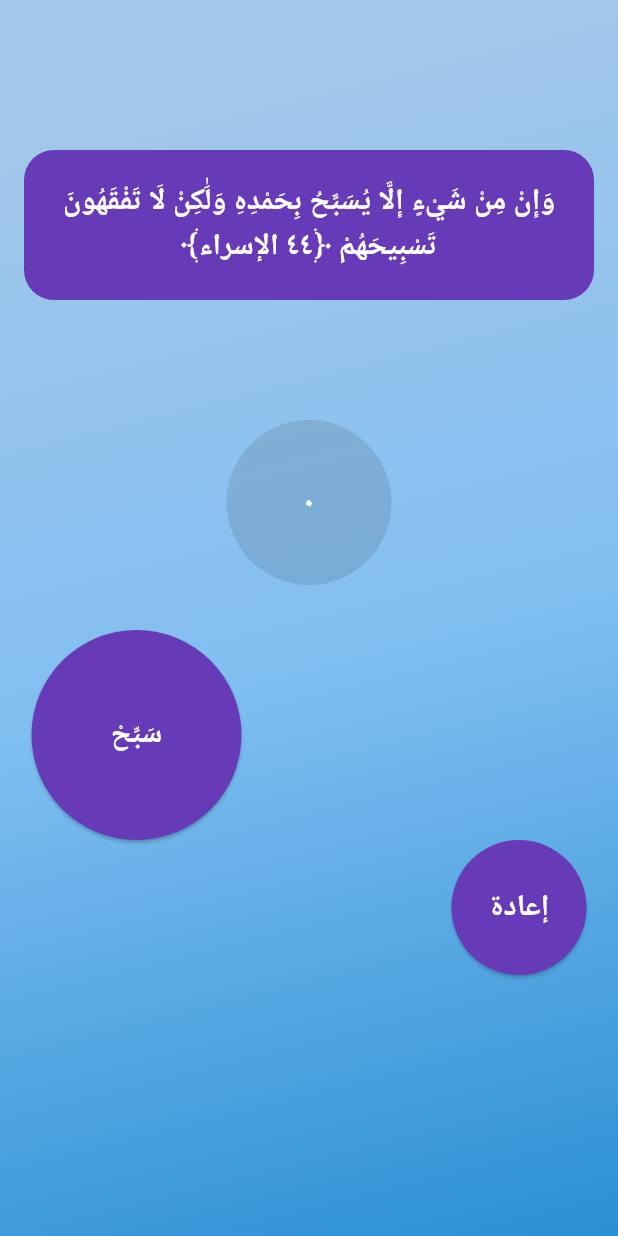
After one commit to yousefmohamed35/Adkar, a Flutter app: the screen it shows after launch, on a phone screen of 412 x 824 dp. The commit adds this screen. Run offline on Flutter 3.47's test engine with Material 3 defaults, Android fonts, the phone set to English and light mode, and no system bars; our stand-ins replace flutter_bloc, get_it, shared_preferences.

Commit message:
create home view body bloc builder

```diff
--- /dev/null
+++ b/lib/feature/home/presentation/views/widgets/home_view_body_bloc_builder.dart
@@ -0,0 +1,63 @@
+import 'package:adkar/core/convert_to_arabic.dart';
+import 'package:flutter/material.dart';
+import 'package:flutter_bloc/flutter_bloc.dart';
+
+import '../../manager/counter_cubit.dart';
+import 'custom_button.dart';
+import 'custom_container.dart';
+
+class HomeViewBodyBlocBuilder extends StatelessWidget {
+  const HomeViewBodyBlocBuilder({
+    super.key,
+  });
+
+  @override
+  Widget build(BuildContext context) {
+    return BlocBuilder<CounterCubit, int>(
+      builder: (context, state) {
+        var cubit = context.read<CounterCubit>();
+
+        return Column(
+          children: [
+            SizedBox(height: 100),
+            CustomContainer(
+              text:
+                  'وَإِنْ مِنْ شَيْءٍ إِلَّا يُسَبِّحُ بِحَمْدِهِ وَلَٰكِنْ لَا تَفْقَهُونَ تَسْبِيحَهُمْ ﴿٤٤ الإسراء﴾',
+            ),
+            SizedBox(height: 80),
+            CustomButton(
+              text: convertToArabicNumbers(state.toString()),
+              width: 120,
+              hight: 110,
+            ),
+            SizedBox(height: 30),
+            Row(
+              children: [
+                CustomButton(
+                  text: 'سَبِّحْ',
+                  width: 150,
+                  hight: 140,
+                  onPressed: () {
+                    cubit.increamentValue();
+                  },
+                ),
+              ],
+            ),
+
+            Row(
+              mainAxisAlignment: MainAxisAlignment.end,
+              children: [
+                CustomButton(
+                  text: 'إعادة',
+                  onPressed: () {
+                    cubit.resetValue();
+                  },
+                ),
+              ],
+            ),
+          ],
+        );
+      },
+    );
+  }
+}
```
Also changed, not shown: lib/feature/home/presentation/views/widgets/home_view_body.dart (+2 -52 lines).
